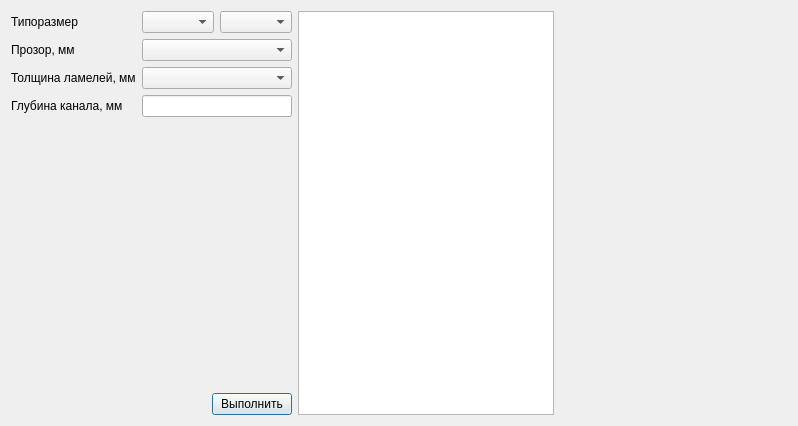
Old version of the form src/gui.ui in the repository e2t/step-screen.
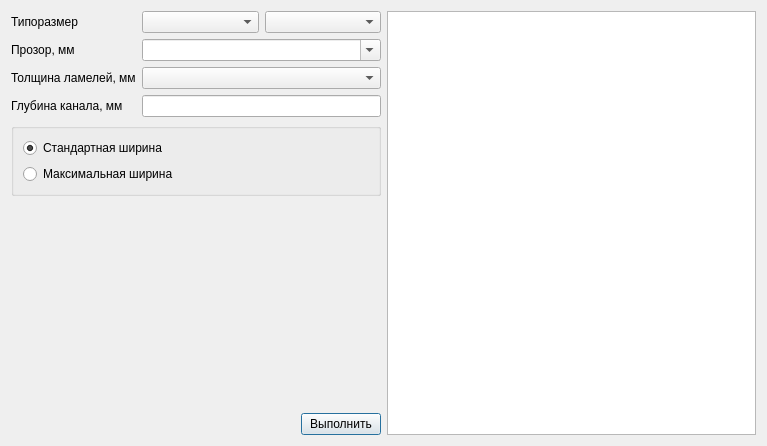
New version of the form.

The edit to the form file:
```diff
--- a/src/gui.ui
+++ b/src/gui.ui
@@ -6,13 +6,11 @@
    <rect>
     <x>0</x>
     <y>0</y>
-    <width>798</width>
-    <height>426</height>
+    <width>767</width>
+    <height>446</height>
    </rect>
   </property>
-  <layout class="QFormLayout" name="formLayout">
-   <item row="0" column="0">
-    <layout class="QHBoxLayout" name="horizontalLayout">
+  <layout class="QHBoxLayout" name="horizontalLayout_4">
      <item>
       <layout class="QVBoxLayout" name="verticalLayout">
        <item>
@@ -46,7 +44,11 @@
           </widget>
          </item>
          <item row="1" column="1">
-          <widget class="QComboBox" name="cmb_gap"/>
+        <widget class="QComboBox" name="cmb_gap">
+         <property name="editable">
+          <bool>true</bool>
+         </property>
+        </widget>
          </item>
          <item row="3" column="1">
           <widget class="QLineEdit" name="edt_depth_channel"/>
@@ -66,6 +68,36 @@
          </item>
         </layout>
        </item>
+     <item>
+      <layout class="QHBoxLayout" name="horizontalLayout">
+       <item>
+        <widget class="QGroupBox" name="groupBox">
+         <property name="title">
+          <string/>
+         </property>
+         <layout class="QVBoxLayout" name="verticalLayout_2">
+          <item>
+           <widget class="QRadioButton" name="rad_is_standard_width">
+            <property name="text">
+             <string>Стандартная ширина</string>
+            </property>
+            <property name="checked">
+             <bool>true</bool>
+            </property>
+           </widget>
+          </item>
+          <item>
+           <widget class="QRadioButton" name="rad_is_wide_width">
+            <property name="text">
+             <string>Максимальная ширина</string>
+            </property>
+           </widget>
+          </item>
+         </layout>
+        </widget>
+       </item>
+      </layout>
+     </item>
        <item>
         <spacer name="verticalSpacer">
          <property name="orientation">
@@ -113,8 +145,6 @@
       </widget>
      </item>
     </layout>
-   </item>
-  </layout>
  </widget>
  <tabstops>
   <tabstop>cmb_width_size</tabstop>
```
Left out of the diff: 4 changed lines with no effect on the pictures. Lines whose indentation alone changed are shown as unchanged.
